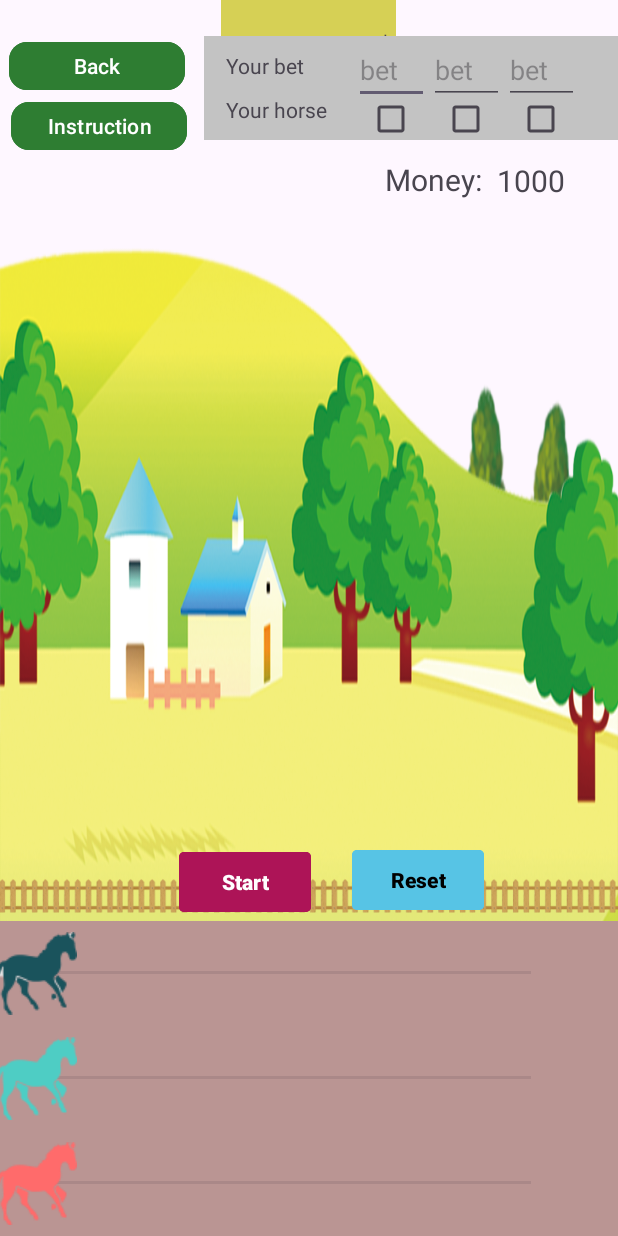
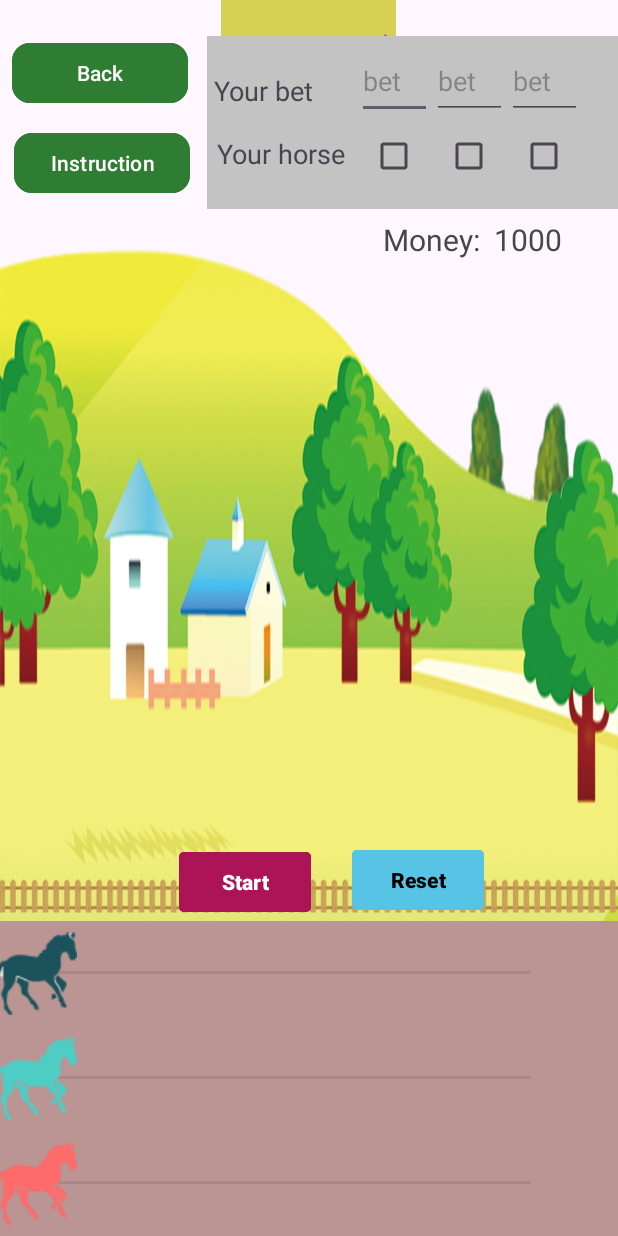
Before and after one commit to 3mallrice/PRM392-GP1, an Android app: the Game screen opened directly, with no data from a screen before it, on a phone screen of 412 x 824 dp. Run offline under Robolectric (Android 15) with nearby library versions, the phone set to English and light mode, and no system bars.

Commit message:
music - game.class

```diff
--- a/app/src/main/java/com/example/prm392_gp1/Game.java
+++ b/app/src/main/java/com/example/prm392_gp1/Game.java
@@ -24,6 +24,7 @@ public class Game extends AppCompatActivity {
     SeekBar track1, track2, track3;
     int bet1, bet2, bet3, index1, index2, index3 , total;
     boolean checkValue = false;
+    MediaPlayer mediaPlayer;
     @Override
     protected void onCreate(Bundle savedInstanceState) {
         super.onCreate(savedInstanceState);
@@ -48,29 +49,32 @@ public class Game extends AppCompatActivity {
                 int three = random.nextInt(5);
                 if (track1.getProgress() >= track1.getMax()){
                     this.cancel();
-                    //mediaPlayer.stop();
+                    mediaPlayer.stop();
                     if (cb1.isChecked()){
-                        total += (bet1 * 2);
+                        total += (bet1 * 1.75);
                     }
                     txtMoney.setText(String.valueOf(total));
+                    MusicPlayer.playAudioFromResource(Game.this, R.raw.successful);
                     Toast.makeText(Game.this,"ONE WIN",Toast.LENGTH_SHORT).show();
                 }
                 if (track2.getProgress() >= track2.getMax()){
                     this.cancel();
-                    //mediaPlayer.stop();
+                    mediaPlayer.stop();
                     if (cb2.isChecked()){
-                        total += (bet2 * 2);
+                        total += (bet2 * 1.75);
                     }
                     txtMoney.setText(String.valueOf(total));
+                    MusicPlayer.playAudioFromResource(Game.this, R.raw.successful);
                     Toast.makeText(Game.this,"TWO WIN",Toast.LENGTH_SHORT).show();
                 }
                 if (track3.getProgress() >= track3.getMax()){
                     this.cancel();
-                    //mediaPlayer.stop();
+                    mediaPlayer.stop();
                     if (cb3.isChecked()){
-                        total += (bet3 * 2);
+                        total += (bet3 * 1.75);
                     }
                     txtMoney.setText(String.valueOf(total));
+                    MusicPlayer.playAudioFromResource(Game.this, R.raw.successful);
                     Toast.makeText(Game.this,"THREE WIN",Toast.LENGTH_SHORT).show();
                 }
                 track1.setProgress(track1.getProgress() + one);
@@ -121,9 +125,9 @@ public class Game extends AppCompatActivity {
                             if ((bet1 + bet2 + bet3) <= total ){
                                 total -= (bet1 + bet2 + bet3);
                                 txtMoney.setText(String.valueOf(total));
-                                //mediaPlayer = MediaPlayer.create(DuaNguaActivity.this,R.raw.rock_it);
+                                mediaPlayer = MediaPlayer.create(Game.this,R.raw.game);
                                 countDownTimer.start();
-                                //mediaPlayer.start();
+                                mediaPlayer.start();
                             }else {
                                 Toast.makeText(Game.this,"Số Tiền Cược Quá Lớn!",Toast.LENGTH_SHORT).show();
                             }
--- a/app/src/main/res/layout/activity_game.xml
+++ b/app/src/main/res/layout/activity_game.xml
@@ -74,8 +74,8 @@
 
 
         <LinearLayout
-            android:layout_width="253dp"
-            android:layout_height="69dp"
+            android:layout_width="wrap_content"
+            android:layout_height="wrap_content"
             android:layout_alignParentTop="true"
             android:layout_alignParentRight="true"
             android:layout_marginStart="2dp"
@@ -92,21 +92,23 @@
                 android:orientation="vertical">
 
                 <TextView
-                    android:layout_width="70dp"
+                    android:layout_width="90dp"
                     android:layout_height="wrap_content"
                     android:gravity="left"
-                    android:text="Your bet" />
+                    android:text="Your bet"
+                    android:textSize="18sp" />
 
                 <TextView
-                    android:layout_width="70dp"
+                    android:layout_width="wrap_content"
                     android:layout_height="wrap_content"
-                    android:layout_marginTop="10dp"
+                    android:layout_marginTop="17dp"
+                    android:textSize="18sp"
                     android:gravity="left"
                     android:text="Your horse" />
             </LinearLayout>
 
             <LinearLayout
-                android:layout_width="150dp"
+                android:layout_width="wrap_content"
                 android:layout_height="match_parent"
                 android:orientation="horizontal">
 
@@ -119,7 +121,7 @@
                     <EditText
                         android:id="@+id/betHorse1"
                         android:layout_width="match_parent"
-                        android:layout_height="40dp"
+                        android:layout_height="50dp"
                         android:ems="10"
                         android:hint="bet"
                         android:inputType="text" />
@@ -127,7 +129,7 @@
                     <CheckBox
                         android:id="@+id/cb1"
                         android:layout_width="match_parent"
-                        android:layout_height="20dp"
+                        android:layout_height="50dp"
                         android:layout_marginBottom="10dp"/>
                 </LinearLayout>
 
@@ -140,7 +142,7 @@
                     <EditText
                         android:id="@+id/betHorse2"
                         android:layout_width="match_parent"
-                        android:layout_height="40dp"
+                        android:layout_height="50dp"
                         android:ems="10"
                         android:hint="bet"
                         android:inputType="text" />
@@ -148,7 +150,7 @@
                     <CheckBox
                         android:id="@+id/cb2"
                         android:layout_width="match_parent"
-                        android:layout_height="20dp"
+                        android:layout_height="50dp"
                         android:layout_marginBottom="10dp"/>
                 </LinearLayout>
 
@@ -161,7 +163,7 @@
                     <EditText
                         android:id="@+id/betHorse3"
                         android:layout_width="match_parent"
-                        android:layout_height="40dp"
+                        android:layout_height="50dp"
                         android:ems="10"
                         android:hint="bet"
                         android:inputType="text" />
@@ -169,8 +171,8 @@
                     <CheckBox
                         android:id="@+id/cb3"
                         android:layout_width="match_parent"
-                        android:layout_height="20dp"
-                        android:layout_marginBottom="10dp"/>
+                        android:layout_height="50dp"
+                        android:layout_marginBottom="10dp" />
                 </LinearLayout>
             </LinearLayout>
         </LinearLayout>
@@ -178,11 +180,11 @@
         <Button
             android:id="@+id/btnBack"
             android:layout_width="117dp"
-            android:layout_height="40dp"
+            android:layout_height="wrap_content"
             android:layout_alignParentStart="true"
             android:layout_alignParentTop="true"
-            android:layout_marginStart="6dp"
-            android:layout_marginTop="91dp"
+            android:layout_marginStart="8dp"
+            android:layout_marginTop="92dp"
             android:layout_marginEnd="9dp"
             android:backgroundTint="#2E7D32"
             android:text="Back"
@@ -191,11 +193,11 @@
         <Button
             android:id="@+id/btnInstruction"
             android:layout_width="wrap_content"
-            android:layout_height="40dp"
+            android:layout_height="wrap_content"
             android:layout_alignParentStart="true"
             android:layout_alignParentTop="true"
-            android:layout_marginStart="7dp"
-            android:layout_marginTop="131dp"
+            android:layout_marginStart="9dp"
+            android:layout_marginTop="152dp"
             android:layout_marginEnd="9dp"
             android:backgroundTint="#2E7D32"
             android:text="Instruction"
@@ -207,8 +209,8 @@
             android:layout_alignParentTop="true"
             android:layout_alignParentEnd="true"
             android:layout_marginStart="65dp"
-            android:layout_marginTop="173dp"
-            android:layout_marginEnd="86dp"
+            android:layout_marginTop="213dp"
+            android:layout_marginEnd="87dp"
             android:text="Money: "
             android:textSize="20sp" />
 
@@ -219,8 +221,8 @@
             android:layout_alignParentTop="true"
             android:layout_alignParentEnd="true"
             android:layout_marginStart="106dp"
-            android:layout_marginTop="174dp"
-            android:layout_marginEnd="35dp"
+            android:layout_marginTop="213dp"
+            android:layout_marginEnd="37dp"
             android:text="1000"
             android:textSize="20sp" />
     </RelativeLayout>
@@ -241,7 +243,7 @@
 
                 <SeekBar
                     android:id="@+id/horse1Track"
-                    android:layout_width="100dp"
+                    android:layout_width="wrap_content"
                     android:splitTrack="false"
                     android:layout_height="wrap_content"
                     android:layout_gravity="center"
```
Also changed, not shown: 1 other file.
